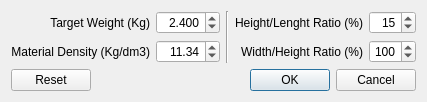
Above: Ui/SetBulbParameterDialog.ui from mgian/bulbcalculator before the change. Below: the same form after it.
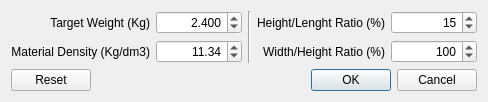
That is the form after the change. Icons and pictures are not drawn.

```diff
--- a/Ui/SetBulbParameterDialog.ui
+++ b/Ui/SetBulbParameterDialog.ui
@@ -9,8 +9,8 @@
    <rect>
     <x>0</x>
     <y>0</y>
-    <width>386</width>
-    <height>95</height>
+    <width>488</width>
+    <height>100</height>
    </rect>
   </property>
   <property name="windowTitle">
@@ -52,7 +52,7 @@
         <string>Height/Lenght Ratio (%)</string>
        </property>
        <property name="textFormat">
-        <enum>Qt::LogText</enum>
+        <enum>Qt::PlainText</enum>
        </property>
        <property name="alignment">
         <set>Qt::AlignRight|Qt::AlignTrailing|Qt::AlignVCenter</set>
@@ -64,6 +64,9 @@
        <property name="text">
         <string>Width/Height Ratio (%)</string>
        </property>
+       <property name="textFormat">
+        <enum>Qt::PlainText</enum>
+       </property>
        <property name="alignment">
         <set>Qt::AlignRight|Qt::AlignTrailing|Qt::AlignVCenter</set>
        </property>
```
Left out of the diff: 14 changed lines with no effect on the pictures.
